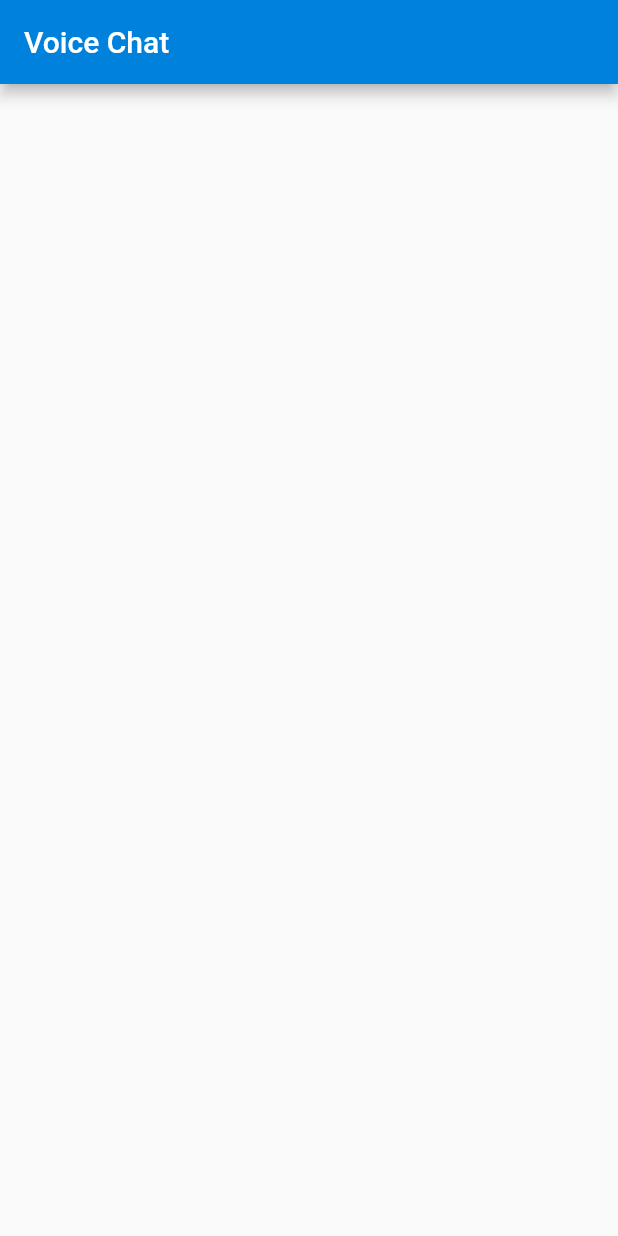
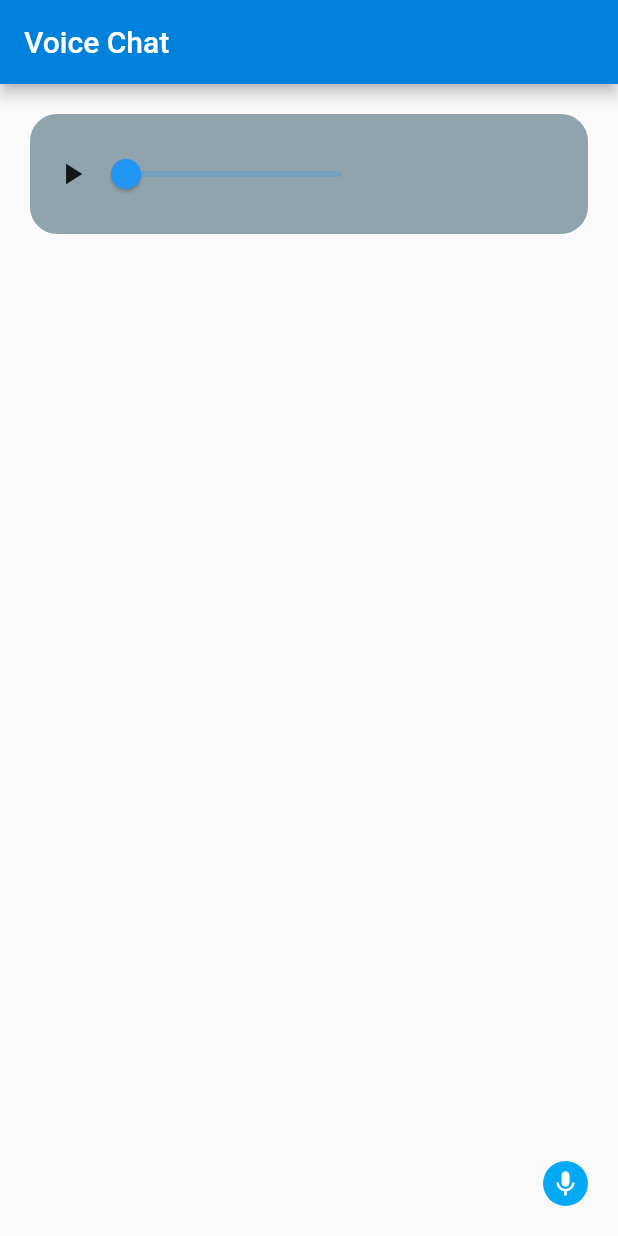
Before and after one commit to santhosh-mobile-dev/voice_chat, a Flutter app: the screen it shows after launch, on a phone screen of 412 x 824 dp. Run offline on Flutter 3.47's test engine with Material 2 defaults, Android fonts, the phone set to English and light mode, and no system bars.

Commit message:
base widgets and ui constants added

```diff
--- a/lib/screen/chat.dart
+++ b/lib/screen/chat.dart
@@ -1,4 +1,6 @@
 import 'package:flutter/material.dart';
+import 'package:voice_chat/ui_constants.dart';
+import 'package:voice_chat/widget/message_bubble.dart';
 
 class ChatScreen extends StatefulWidget {
   @override
@@ -6,8 +8,50 @@ class ChatScreen extends StatefulWidget {
 }
 
 class _ChatScreenState extends State<ChatScreen> {
+  Widget voiceChatButton(BuildContext context) {
+    return Align(
+      alignment: Alignment.bottomLeft,
+      child: Container(
+        padding: voiceButtonPadding,
+        child: Row(
+          mainAxisAlignment: MainAxisAlignment.end,
+          children: <Widget>[
+            GestureDetector(
+              onTap: () {},
+              child: Container(
+                height: 30,
+                width: 30,
+                decoration: BoxDecoration(
+                  color: Colors.lightBlue,
+                  borderRadius: BorderRadius.circular(30),
+                ),
+                child: Icon(
+                  Icons.mic,
+                  color: Colors.white,
+                  size: 20,
+                ),
+              ),
+            ),
+          ],
+        ),
+      ),
+    );
+  }
+
   Widget view(BuildContext context) {
-    return Container();
+    return Container(
+      margin: allMargin8,
+      child: Stack(
+        children: <Widget>[
+          ListView(
+            children: [
+              MessageBubble(),
+            ],
+          ),
+          voiceChatButton(context),
+        ],
+      ),
+    );
   }
 
   Widget get appBarTitle => Text("Voice Chat");
--- /dev/null
+++ b/lib/ui_constants.dart
@@ -0,0 +1,7 @@
+import 'package:flutter/material.dart';
+
+final EdgeInsetsGeometry allMargin8 = EdgeInsets.all(8.0);
+final EdgeInsetsGeometry allPadding12 = EdgeInsets.all(12.0);
+final EdgeInsetsGeometry allPadding16 = EdgeInsets.all(16.0);
+final EdgeInsetsGeometry voiceButtonPadding =  EdgeInsets.only(bottom: 12.0,right: 12.0);
+final BorderRadiusGeometry messageBubbleRadius = BorderRadius.circular(18.0);
--- /dev/null
+++ b/lib/widget/message_bubble.dart
@@ -0,0 +1,35 @@
+import 'package:flutter/material.dart';
+import 'package:voice_chat/colors.dart';
+import 'package:voice_chat/ui_constants.dart';
+
+class MessageBubble extends StatefulWidget {
+  @override
+  _MessageBubbleState createState() => _MessageBubbleState();
+}
+
+class _MessageBubbleState extends State<MessageBubble> {
+  @override
+  Widget build(BuildContext context) {
+    return Container(
+      padding: allPadding12,
+      child: Align(
+        alignment: Alignment.topLeft,
+        child: Container(
+          decoration: BoxDecoration(
+            borderRadius: messageBubbleRadius,
+            color: grey,
+          ),
+          padding: allPadding16,
+          child: Container(
+            child: Row(
+              children: [
+                Icon(Icons.play_arrow),
+                Slider(value: 0.0, min: 0.0, max: 2.0, onChanged: (val) {})
+              ],
+            ),
+          ),
+        ),
+      ),
+    );
+  }
+}
```
